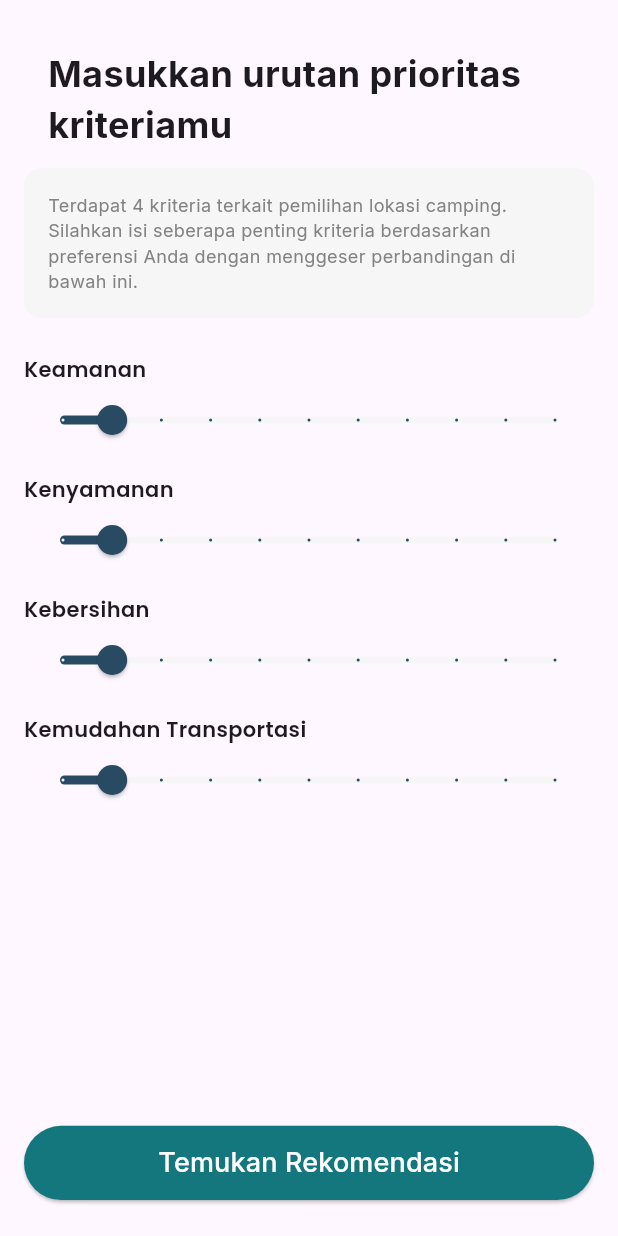
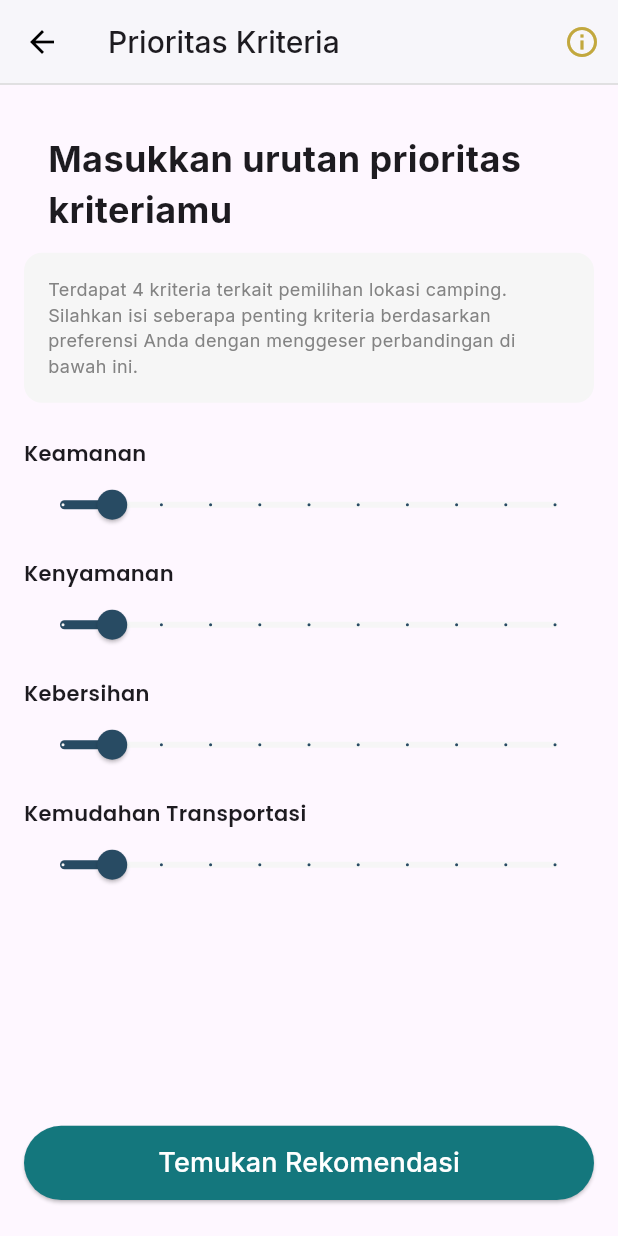
Before and after one commit to adamrasyid01/FinalProject-Camping-Frontend, a Flutter app: the PrioritasKriteriaPage screen opened by its route, on a phone screen of 412 x 824 dp. Run offline on Flutter 3.47's test engine with Material 3 defaults, Android fonts, the phone set to English and light mode, and no system bars; our stand-ins replace bloc, dartz, dio, equatable, flutter_bloc, flutter_svg and 5 more; accounts and stored records are empty.

```diff
--- a/lib/features/rekomendasi/presentation/pages/prioritas_kriteria_page.dart
+++ b/lib/features/rekomendasi/presentation/pages/prioritas_kriteria_page.dart
@@ -38,8 +38,35 @@ class _PrioritasKriteriaPageState extends State<PrioritasKriteriaPage> {
   @override
   Widget build(BuildContext context) {
     return Scaffold(
-      body: SafeArea(
-        child: Padding(
+      appBar: AppBar(
+        title: Text(
+          "Prioritas Kriteria",
+          style: AppTextStyle.medium20,
+        ),
+        backgroundColor: Colors.white,
+        elevation: 1,
+        actions: [
+          IconButton(
+            icon: Icon(Icons.info_outline, color: MyColor().customOrange),
+            onPressed: () {},
+          ),
+        ],
+        leading: IconButton(
+          icon: Icon(Icons.arrow_back, color: Colors.black),
+          onPressed: () {
+            context.go("/rekomendasi");
+          },
+        ),
+        bottom: PreferredSize(
+          preferredSize: Size.fromHeight(0.5), // Ketebalan garis
+          child: Divider(
+            height: 1,
+            thickness: 1,
+            color: MyColor().secondaryColor, // Warna garis
+          ),
+        ),
+      ),
+      body: Padding(
         padding: const EdgeInsets.fromLTRB(16.0, 8.0, 16.0, 8.0),
         child: Column(
           children: [
@@ -48,8 +75,7 @@ class _PrioritasKriteriaPageState extends State<PrioritasKriteriaPage> {
                 padding: EdgeInsets.zero,
                 children: [
                   Padding(
-                      padding:
-                          const EdgeInsets.fromLTRB(16.0, 24.0, 16.0, 12.0),
+                    padding: const EdgeInsets.fromLTRB(16.0, 24.0, 16.0, 12.0),
                     child: Text(
                       "Masukkan urutan prioritas kriteriamu",
                       style: AppTextStyle.bold24,
@@ -118,7 +144,6 @@ class _PrioritasKriteriaPageState extends State<PrioritasKriteriaPage> {
           ],
         ),
       ),
-      ),
     );
   }
 }
```
Also changed, not shown: lib/features/rekomendasi/data/datasources/user_preference_criteria_remote_datasource.dart (+17 -8 lines), lib/features/rekomendasi/data/models/user_preference_criteria_model.dart (+3 -7 lines), 4 other files. Lines whose indentation alone changed are shown as unchanged.
